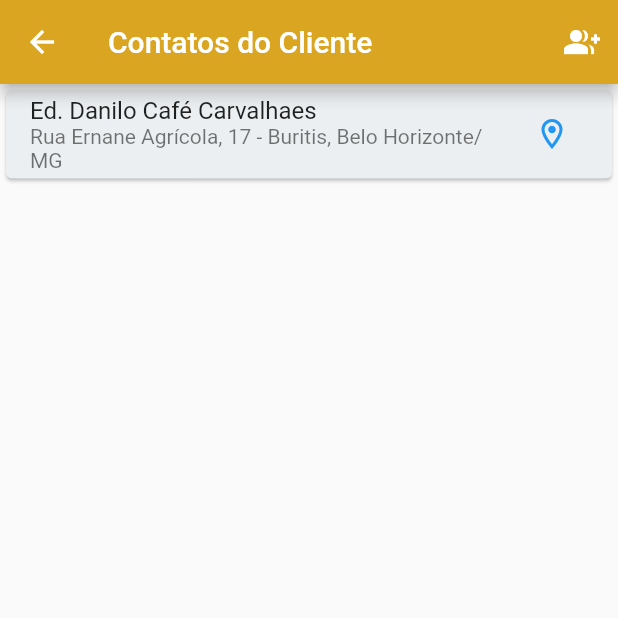
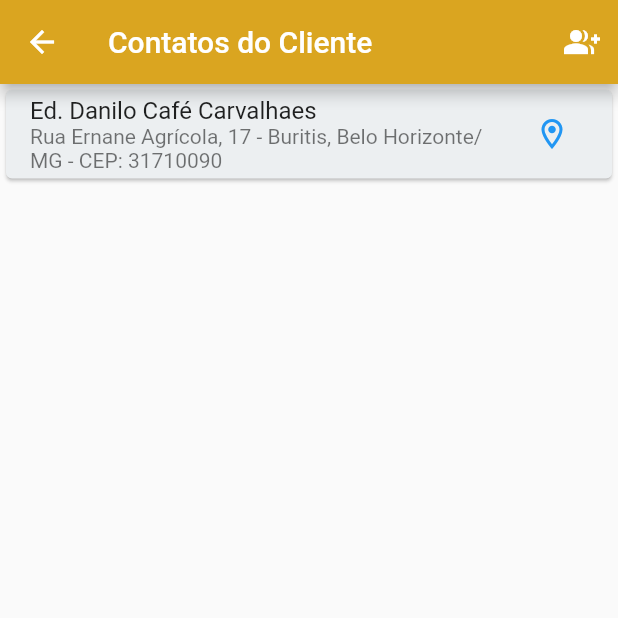
Before and after one commit to RonnieAguiar/GesF, a Flutter app: the ClienteList screen opened by its route, after a tap on the "search" icon, on a phone screen of 412 x 824 dp, the top half of it. Run offline on Flutter 3.47's test engine with Material 2 defaults, Android fonts, the phone set to English and light mode, and no system bars; missing offline and left inert: maps_launcher.

Commit message:
Refeito endereço do Cliente
Remodelado o endereço do cliente para que o resultado completo seja feito pela classe Cliente.

```diff
--- a/lib/components/cliente_widget.dart
+++ b/lib/components/cliente_widget.dart
@@ -11,15 +11,6 @@ class ClienteTag extends StatelessWidget {
 
   @override
   Widget build(BuildContext context) {
-    final String endereco = cliente.logradouro +
-        ", " +
-        cliente.numero +
-        ' - ' +
-        cliente.bairro +
-        ', ' +
-        cliente.cidade +
-        '/' +
-        cliente.estado;
 
     return Card(
         color: Colors.blueGrey.shade50,
@@ -33,7 +24,7 @@ class ClienteTag extends StatelessWidget {
                 cliente.nome,
                 style: TextStyle(fontSize: 16.0, fontWeight: FontWeight.bold),
               ),
-              Text(endereco),
+              Text(Cliente.enderecador(cliente)),
               Row(
                 children: [
                   Expanded(
@@ -118,7 +109,7 @@ class ClienteTag extends StatelessWidget {
                             Icons.location_on_outlined,
                             color: Colors.blue,
                           ),
-                          onPressed: () => MapsLauncher.launchQuery(endereco),
+                          onPressed: () => MapsLauncher.launchQuery(Cliente.enderecador(cliente)),
                         )
                       ],
                     ),
--- a/lib/models/cliente_model.dart
+++ b/lib/models/cliente_model.dart
@@ -1,4 +1,3 @@
-
 class Cliente {
   final int id;
   final String nome;
@@ -19,4 +18,19 @@ class Cliente {
     required this.cidade,
     required this.estado,
   });
+
+  static String enderecador(Cliente cliente) {
+    String endereco = cliente.logradouro +
+        ", " +
+        cliente.numero +
+        ' - ' +
+        cliente.bairro +
+        ', ' +
+        cliente.cidade +
+        '/' +
+        cliente.estado +
+        ' - CEP: ' +
+        cliente.cep;
+    return endereco;
+  }
 }
--- a/lib/views/cliente_datailView.dart
+++ b/lib/views/cliente_datailView.dart
@@ -7,16 +7,6 @@ class ClienteDetail extends StatelessWidget {
   Widget build(BuildContext context) {
     final args = ModalRoute.of(context)!.settings.arguments;
     final cliente = args as Cliente;
-
-    final String endereco = cliente.logradouro +
-        ", " +
-        cliente.numero +
-        ' - ' +
-        cliente.bairro +
-        ', ' +
-        cliente.cidade +
-        '/' +
-        cliente.estado;
 
     return Scaffold(
       appBar: AppBar(
@@ -35,13 +25,13 @@ class ClienteDetail extends StatelessWidget {
           children: [
             ListTile(
                 title: Text(cliente.nome),
-                subtitle: Text(endereco),
+                subtitle: Text(Cliente.enderecador(cliente)),
                 trailing: IconButton(
                   icon: Icon(
                     Icons.location_on_outlined,
                     color: Colors.blue,
                   ),
-                  onPressed: () => MapsLauncher.launchQuery(endereco),
+                  onPressed: () => MapsLauncher.launchQuery(Cliente.enderecador(cliente)),
                 )),
           ],
         ),
```
